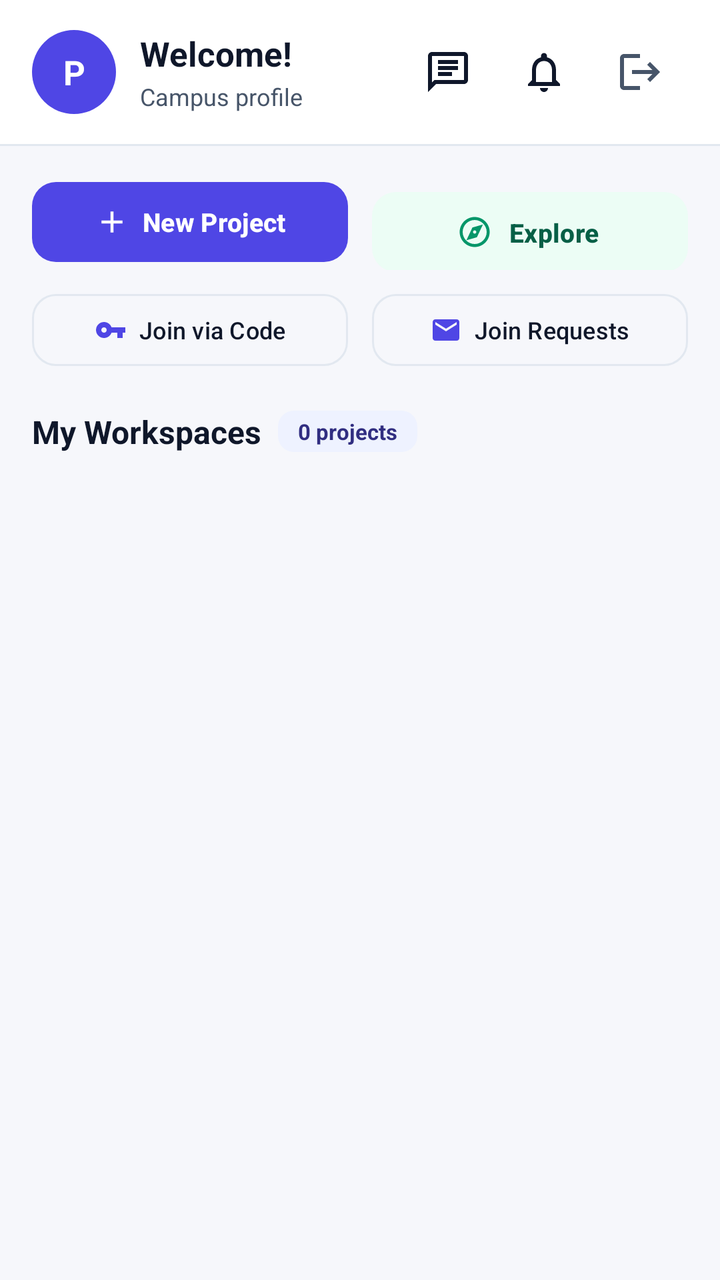
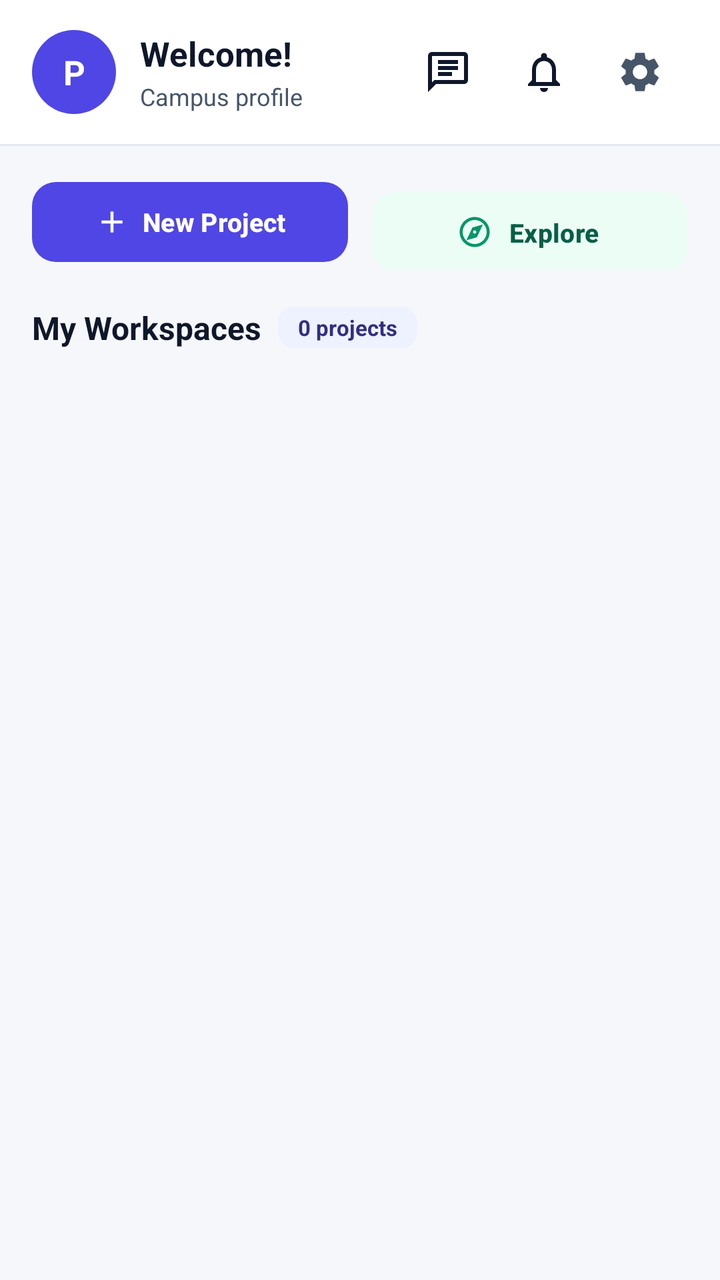

The first picture is an Android layout as it rendered before a commit; the second is the same layout after the commit. The layout source and the unified diff follow.
<!-- AndroidManifest.xml: application theme Theme.ProjectHub -->
<!-- res/layout/activity_main.xml -->
<?xml version="1.0" encoding="utf-8"?>
<androidx.coordinatorlayout.widget.CoordinatorLayout
    xmlns:android="http://schemas.android.com/apk/res/android"
    xmlns:app="http://schemas.android.com/apk/res-auto"
    android:layout_width="match_parent"
    android:layout_height="match_parent"
    android:background="@color/background">

    <LinearLayout
        android:layout_width="match_parent"
        android:layout_height="match_parent"
        android:orientation="vertical">

        
        <LinearLayout
            android:layout_width="match_parent"
            android:layout_height="wrap_content"
            android:background="@color/surface"
            android:orientation="horizontal"
            android:paddingHorizontal="16dp"
            android:paddingVertical="12dp"
            android:gravity="center_vertical">

            <LinearLayout
                android:id="@+id/layoutHeaderProfile"
                android:layout_width="0dp"
                android:layout_height="wrap_content"
                android:layout_weight="1"
                android:minHeight="48dp"
                android:orientation="horizontal"
                android:gravity="center_vertical"
                android:clickable="true"
                android:focusable="true"
                android:background="?android:attr/selectableItemBackground">

                <TextView
                    android:id="@+id/tvUserAvatar"
                    android:layout_width="42dp"
                    android:layout_height="42dp"
                    android:background="@drawable/bg_avatar_circle"
                    android:gravity="center"
                    android:textColor="@color/on_primary"
                    android:textSize="17sp"
                    android:textStyle="bold"
                    android:text="P" />

                <LinearLayout
                    android:layout_width="0dp"
                    android:layout_height="wrap_content"
                    android:layout_weight="1"
                    android:layout_marginStart="12dp"
                    android:orientation="vertical">

                    <TextView
                        android:id="@+id/tvGreeting"
                        android:layout_width="wrap_content"
                        android:layout_height="wrap_content"
                        android:text="Welcome!"
                        android:textSize="17sp"
                        android:textStyle="bold"
                        android:maxLines="1"
                        android:ellipsize="end"
                        android:textColor="@color/text_primary" />

                    <TextView
                        android:id="@+id/tvStudentInfo"
                        android:layout_width="wrap_content"
                        android:layout_height="wrap_content"
                        android:layout_marginTop="2dp"
                        android:text="Campus profile"
                        android:textSize="12sp"
                        android:maxLines="1"
                        android:ellipsize="end"
                        android:textColor="@color/text_secondary" />
                </LinearLayout>
            </LinearLayout>

            
            <FrameLayout
                android:layout_width="48dp"
                android:layout_height="48dp">

                <ImageButton
                    android:id="@+id/btnChats"
                    android:layout_width="48dp"
                    android:layout_height="48dp"
                    android:background="?android:attr/selectableItemBackgroundBorderless"
                    android:src="@drawable/ic_chat"
                    android:padding="12dp"
                    android:contentDescription="Messages" />

                <TextView
                    android:id="@+id/tvChatUnreadBadge"
                    android:layout_width="18dp"
                    android:layout_height="18dp"
                    android:layout_gravity="top|end"
                    android:layout_marginTop="6dp"
                    android:layout_marginEnd="6dp"
                    android:background="@drawable/bg_avatar_circle"
                    android:backgroundTint="@color/primary"
                    android:textColor="@color/on_primary"
                    android:textSize="10sp"
                    android:textStyle="bold"
                    android:gravity="center"
                    android:visibility="gone"
                    android:text="1" />
            </FrameLayout>

            
            <FrameLayout
                android:layout_width="48dp"
                android:layout_height="48dp">

                <ImageButton
                    android:id="@+id/btnNotifications"
                    android:layout_width="48dp"
                    android:layout_height="48dp"
                    android:background="?android:attr/selectableItemBackgroundBorderless"
                    android:src="@drawable/ic_bell"
                    android:padding="12dp"
                    android:contentDescription="Notifications" />

                <TextView
                    android:id="@+id/tvNotificationBadge"
                    android:layout_width="18dp"
                    android:layout_height="18dp"
                    android:layout_gravity="top|end"
                    android:layout_marginTop="6dp"
                    android:layout_marginEnd="6dp"
                    android:background="@drawable/bg_avatar_circle"
                    android:backgroundTint="@color/priority_urgent"
                    android:textColor="#FFFFFF"
                    android:textSize="10sp"
                    android:textStyle="bold"
                    android:gravity="center"
                    android:visibility="gone"
                    android:text="1" />
            </FrameLayout>

            <ImageButton
                android:id="@+id/btnLogout"
                android:layout_width="48dp"
                android:layout_height="48dp"
                android:background="?android:attr/selectableItemBackgroundBorderless"
                android:src="@drawable/ic_logout"
                android:padding="12dp"
                app:tint="@color/text_secondary"
                android:contentDescription="Log out" />
        </LinearLayout>

        <View
            android:layout_width="match_parent"
            android:layout_height="1dp"
            android:background="@color/divider" />

        
        <LinearLayout
            android:layout_width="match_parent"
            android:layout_height="wrap_content"
            android:orientation="vertical"
            android:paddingHorizontal="16dp"
            android:paddingTop="14dp"
            android:paddingBottom="6dp">

            <LinearLayout
                android:layout_width="match_parent"
                android:layout_height="wrap_content"
                android:orientation="horizontal">

                <com.google.android.material.button.MaterialButton
                    android:id="@+id/btnCreateProject"
                    android:layout_width="0dp"
                    android:layout_height="48dp"
                    android:layout_weight="1"
                    android:layout_marginEnd="6dp"
                    android:text="New Project"
                    android:textSize="13sp"
                    android:textStyle="bold"
                    android:maxLines="1"
                    app:icon="@drawable/ic_add"
                    app:iconGravity="textStart"
                    app:iconPadding="6dp"
                    app:iconSize="18dp"
                    app:iconTint="@color/on_primary"
                    app:cornerRadius="12dp" />

                <com.google.android.material.button.MaterialButton
                    android:id="@+id/btnExploreCampus"
                    style="@style/Widget.Material3.Button.TonalButton"
                    android:layout_width="0dp"
                    android:layout_height="48dp"
                    android:layout_weight="1"
                    android:layout_marginStart="6dp"
                    android:text="Explore Campus"
                    android:textSize="13sp"
                    android:textStyle="bold"
                    android:maxLines="1"
                    android:textColor="@color/on_accent_container"
                    app:backgroundTint="@color/accent_light"
                    app:icon="@drawable/ic_explore"
                    app:iconGravity="textStart"
                    app:iconPadding="6dp"
                    app:iconSize="18dp"
                    app:iconTint="@color/accent"
                    app:cornerRadius="12dp" />
            </LinearLayout>

            <LinearLayout
                android:layout_width="match_parent"
                android:layout_height="wrap_content"
                android:layout_marginTop="8dp"
                android:orientation="horizontal">

                <com.google.android.material.button.MaterialButton
                    android:id="@+id/btnJoinProject"
                    style="@style/Widget.Material3.Button.OutlinedButton"
                    android:layout_width="0dp"
                    android:layout_height="44dp"
                    android:layout_weight="1"
                    android:layout_marginEnd="6dp"
                    android:text="Join via Code"
                    android:textSize="12sp"
                    android:maxLines="1"
                    android:textColor="@color/text_primary"
                    app:strokeColor="@color/divider"
                    app:icon="@drawable/ic_key"
                    app:iconGravity="textStart"
                    app:iconPadding="6dp"
                    app:iconSize="16dp"
                    app:iconTint="@color/primary"
                    app:cornerRadius="12dp" />

                <com.google.android.material.button.MaterialButton
                    android:id="@+id/btnManageRequests"
                    style="@style/Widget.Material3.Button.OutlinedButton"
                    android:layout_width="0dp"
                    android:layout_height="44dp"
                    android:layout_weight="1"
                    android:layout_marginStart="6dp"
                    android:text="Join Requests"
                    android:textSize="12sp"
                    android:maxLines="1"
                    android:textColor="@color/text_primary"
                    app:strokeColor="@color/divider"
                    app:icon="@drawable/ic_mail"
                    app:iconGravity="textStart"
                    app:iconPadding="6dp"
                    app:iconSize="16dp"
                    app:iconTint="@color/primary"
                    app:cornerRadius="12dp" />
            </LinearLayout>
        </LinearLayout>

        
        <LinearLayout
            android:layout_width="match_parent"
            android:layout_height="wrap_content"
            android:orientation="horizontal"
            android:gravity="center_vertical"
            android:paddingHorizontal="16dp"
            android:paddingTop="12dp"
            android:paddingBottom="6dp">

            <TextView
                android:layout_width="wrap_content"
                android:layout_height="wrap_content"
                android:text="My Workspaces"
                android:textSize="16sp"
                android:textStyle="bold"
                android:textColor="@color/text_primary" />

            <TextView
                android:id="@+id/tvProjectCountBadge"
                android:layout_width="wrap_content"
                android:layout_height="wrap_content"
                android:layout_marginStart="8dp"
                android:background="@drawable/bg_code_pill"
                android:paddingHorizontal="10dp"
                android:paddingVertical="3dp"
                android:textSize="11sp"
                android:textStyle="bold"
                android:textColor="@color/on_primary_container"
                android:text="0 projects" />
        </LinearLayout>

        <FrameLayout
            android:layout_width="match_parent"
            android:layout_height="0dp"
            android:layout_weight="1">

            <androidx.recyclerview.widget.RecyclerView
                android:id="@+id/rvProjects"
                android:layout_width="match_parent"
                android:layout_height="match_parent"
                android:clipToPadding="false"
                android:paddingTop="4dp"
                android:paddingBottom="24dp" />

            <LinearLayout
                android:id="@+id/layoutEmptyProjects"
                android:layout_width="match_parent"
                android:layout_height="wrap_content"
                android:layout_gravity="center"
                android:orientation="vertical"
                android:gravity="center"
                android:padding="28dp"
                android:visibility="gone">

                <ImageView
                    android:layout_width="56dp"
                    android:layout_height="56dp"
                    android:src="@drawable/ic_launcher_brand"
                    android:alpha="0.85"
                    android:contentDescription="Empty workspaces" />

                <TextView
                    android:layout_width="wrap_content"
                    android:layout_height="wrap_content"
                    android:layout_marginTop="14dp"
                    android:text="No Projects Yet"
                    android:textSize="17sp"
                    android:textStyle="bold"
                    android:textColor="@color/text_primary" />

                <TextView
                    android:layout_width="wrap_content"
                    android:layout_height="wrap_content"
                    android:layout_marginTop="6dp"
                    android:text="Start a workspace from a template or join a campus team with a code."
                    android:textAlignment="center"
                    android:textColor="@color/text_secondary"
                    android:textSize="13sp" />
            </LinearLayout>

            <ProgressBar
                android:id="@+id/pbLoading"
                android:layout_width="wrap_content"
                android:layout_height="wrap_content"
                android:layout_gravity="center" />
        </FrameLayout>
    </LinearLayout>
</androidx.coordinatorlayout.widget.CoordinatorLayout>
<!-- resources referenced by this layout -->
<resources>
  <color name="accent">#059669</color>
  <color name="background">#F6F7FB</color>
  <color name="divider">#E2E8F0</color>
  <color name="on_primary">#FFFFFF</color>
  <color name="primary">#4F46E5</color>
  <color name="surface">#FFFFFF</color>
  <color name="text_primary">#0F172A</color>
  <!-- drawable ic_logout (drawable) -->
  <vector xmlns:android="http://schemas.android.com/apk/res/android"
      android:width="24dp"
      android:height="24dp"
      android:viewportWidth="24"
      android:viewportHeight="24">
    <path
        android:fillColor="@color/text_secondary"
        android:pathData="M17,7l-1.41,1.41L18.17,11H8v2h10.17l-2.58,2.58L17,17l5,-5zM4,5h8V3H4c-1.1,0 -2,0.9 -2,2v14c0,1.1 0.9,2 2,2h8v-2H4V5z"/>
  </vector>
  <!-- drawable ic_mail (drawable) -->
  <vector xmlns:android="http://schemas.android.com/apk/res/android"
      android:width="24dp"
      android:height="24dp"
      android:viewportWidth="24"
      android:viewportHeight="24">
    <path
        android:fillColor="@color/text_primary"
        android:pathData="M20,4H4c-1.1,0 -1.99,0.9 -1.99,2L2,18c0,1.1 0.9,2 2,2h16c1.1,0 2,-0.9 2,-2V6c0,-1.1 -0.9,-2 -2,-2zm0,4l-8,5 -8,-5V6l8,5 8,-5v2z"/>
  </vector>
  <style name="Theme.ProjectHub" parent="Theme.Material3.DayNight.NoActionBar">
          
          <item name="colorPrimary">@color/primary</item>
          <item name="colorOnPrimary">@color/on_primary</item>
          <item name="colorPrimaryContainer">@color/primary_light</item>
          <item name="colorOnPrimaryContainer">@color/on_primary_container</item>
  
          
          <item name="colorSecondary">@color/accent</item>
          <item name="colorOnSecondary">@color/on_accent</item>
          <item name="colorSecondaryContainer">@color/primary_light</item>
          <item name="colorOnSecondaryContainer">@color/on_primary_container</item>
  
          
          <item name="colorTertiary">@color/accent</item>
          <item name="colorOnTertiary">@color/on_accent</item>
          <item name="colorTertiaryContainer">@color/accent_light</item>
          <item name="colorOnTertiaryContainer">@color/on_accent_container</item>
  
          
          <item name="colorSurface">@color/surface</item>
          <item name="colorOnSurface">@color/text_primary</item>
          <item name="colorSurfaceVariant">@color/surface_variant</item>
          <item name="colorOnSurfaceVariant">@color/text_secondary</item>
          <item name="colorSurfaceContainerLowest">@color/surface</item>
          <item name="colorSurfaceContainerLow">@color/background</item>
          <item name="colorSurfaceContainer">@color/surface</item>
          <item name="colorSurfaceContainerHigh">@color/surface_variant</item>
          <item name="colorSurfaceContainerHighest">@color/surface_variant</item>
          <item name="colorOutline">@color/divider</item>
          <item name="colorOutlineVariant">@color/divider</item>
  
          
          <item name="colorError">@color/priority_urgent</item>
          <item name="colorOnError">@color/on_primary</item>
  
          
          <item name="android:windowBackground">@color/background</item>
          <item name="android:statusBarColor">@color/surface</item>
          <item name="android:windowLightStatusBar">true</item>
          <item name="android:navigationBarColor">@color/surface</item>
          <item name="android:textColorPrimary">@color/text_primary</item>
          <item name="android:textColorSecondary">@color/text_secondary</item>
      </style>
  <color name="on_accent">#FFFFFF</color>
  <!-- unchanged entries left out for length: 15 -->
</resources>

<!-- the commit's change to res/layout/activity_main.xml (unified diff, before → after) -->
@@ -138,14 +138,14 @@
             </FrameLayout>
 
             <ImageButton
-                android:id="@+id/btnLogout"
+                android:id="@+id/btnSettings"
                 android:layout_width="48dp"
                 android:layout_height="48dp"
                 android:background="?android:attr/selectableItemBackgroundBorderless"
-                android:src="@drawable/ic_logout"
+                android:src="@drawable/ic_settings"
                 android:padding="12dp"
                 app:tint="@color/text_secondary"
-                android:contentDescription="Log out" />
+                android:contentDescription="Settings" />
         </LinearLayout>
 
         <View
@@ -204,51 +204,6 @@
                     app:iconTint="@color/accent"
                     app:cornerRadius="12dp" />
             </LinearLayout>
-
-            <LinearLayout
-                android:layout_width="match_parent"
-                android:layout_height="wrap_content"
-                android:layout_marginTop="8dp"
-                android:orientation="horizontal">
-
-                <com.google.android.material.button.MaterialButton
-                    android:id="@+id/btnJoinProject"
-                    style="@style/Widget.Material3.Button.OutlinedButton"
-                    android:layout_width="0dp"
-                    android:layout_height="44dp"
-                    android:layout_weight="1"
-                    android:layout_marginEnd="6dp"
-                    android:text="Join via Code"
-                    android:textSize="12sp"
-                    android:maxLines="1"
-                    android:textColor="@color/text_primary"
-                    app:strokeColor="@color/divider"
-                    app:icon="@drawable/ic_key"
-                    app:iconGravity="textStart"
-                    app:iconPadding="6dp"
-                    app:iconSize="16dp"
-                    app:iconTint="@color/primary"
-                    app:cornerRadius="12dp" />
-
-                <com.google.android.material.button.MaterialButton
-                    android:id="@+id/btnManageRequests"
-                    style="@style/Widget.Material3.Button.OutlinedButton"
-                    android:layout_width="0dp"
-                    android:layout_height="44dp"
-                    android:layout_weight="1"
-                    android:layout_marginStart="6dp"
-                    android:text="Join Requests"
-                    android:textSize="12sp"
-                    android:maxLines="1"
-                    android:textColor="@color/text_primary"
-                    app:strokeColor="@color/divider"
-                    app:icon="@drawable/ic_mail"
-                    app:iconGravity="textStart"
-                    app:iconPadding="6dp"
-                    app:iconSize="16dp"
-                    app:iconTint="@color/primary"
-                    app:cornerRadius="12dp" />
-            </LinearLayout>
         </LinearLayout>
 
         
@@ -330,6 +285,22 @@
                     android:textAlignment="center"
                     android:textColor="@color/text_secondary"
                     android:textSize="13sp" />
+
+                <com.google.android.material.button.MaterialButton
+                    android:id="@+id/btnEmptyJoinCode"
+                    style="@style/Widget.Material3.Button.OutlinedButton"
+                    android:layout_width="wrap_content"
+                    android:layout_height="42dp"
+                    android:layout_marginTop="14dp"
+                    android:text="Join via Code"
+                    android:textSize="13sp"
+                    android:textColor="@color/text_primary"
+                    app:strokeColor="@color/divider"
+                    app:icon="@drawable/ic_key"
+                    app:iconPadding="6dp"
+                    app:iconSize="16dp"
+                    app:iconTint="@color/primary"
+                    app:cornerRadius="12dp" />
             </LinearLayout>
 
             <ProgressBar
<!-- resource entries referenced after the edit -->
@@ -7,25 +7,15 @@
   <color name="primary">#4F46E5</color>
   <color name="surface">#FFFFFF</color>
   <color name="text_primary">#0F172A</color>
-  <!-- drawable ic_logout (drawable) -->
+  <!-- drawable ic_settings (drawable) -->
   <vector xmlns:android="http://schemas.android.com/apk/res/android"
       android:width="24dp"
       android:height="24dp"
       android:viewportWidth="24"
       android:viewportHeight="24">
-    <path
-        android:fillColor="@color/text_secondary"
-        android:pathData="M17,7l-1.41,1.41L18.17,11H8v2h10.17l-2.58,2.58L17,17l5,-5zM4,5h8V3H4c-1.1,0 -2,0.9 -2,2v14c0,1.1 0.9,2 2,2h8v-2H4V5z"/>
-  </vector>
-  <!-- drawable ic_mail (drawable) -->
-  <vector xmlns:android="http://schemas.android.com/apk/res/android"
-      android:width="24dp"
-      android:height="24dp"
-      android:viewportWidth="24"
-      android:viewportHeight="24">
-    <path
-        android:fillColor="@color/text_primary"
-        android:pathData="M20,4H4c-1.1,0 -1.99,0.9 -1.99,2L2,18c0,1.1 0.9,2 2,2h16c1.1,0 2,-0.9 2,-2V6c0,-1.1 -0.9,-2 -2,-2zm0,4l-8,5 -8,-5V6l8,5 8,-5v2z"/>
+      <path
+          android:fillColor="@color/text_primary"
+          android:pathData="M19.14,12.94c0.04,-0.3 0.06,-0.61 0.06,-0.94 0,-0.32 -0.02,-0.64 -0.07,-0.94l2.03,-1.58c0.18,-0.14 0.23,-0.41 0.12,-0.61l-1.92,-3.32c-0.12,-0.22 -0.37,-0.29 -0.59,-0.22l-2.39,0.96c-0.5,-0.38 -1.03,-0.7 -1.62,-0.94L14.4,2.81c-0.04,-0.24 -0.24,-0.41 -0.48,-0.41h-3.84c-0.24,0 -0.43,0.17 -0.47,0.41L9.25,5.35C8.66,5.59 8.12,5.92 7.63,6.29L5.24,5.33c-0.22,-0.08 -0.47,0 -0.59,0.22L2.74,8.87C2.62,9.08 2.66,9.34 2.86,9.48l2.03,1.58C4.84,11.36 4.8,11.69 4.8,12s0.02,0.64 0.07,0.94l-2.03,1.58c-0.18,0.14 -0.23,0.41 -0.12,0.61l1.92,3.32c0.12,0.22 0.37,0.29 0.59,0.22l2.39,-0.96c0.5,0.38 1.03,0.7 1.62,0.94l0.36,2.54c0.05,0.24 0.24,0.41 0.48,0.41h3.84c0.24,0 0.44,-0.17 0.47,-0.41l0.36,-2.54c0.59,-0.24 1.13,-0.56 1.62,-0.94l2.39,0.96c0.22,0.08 0.47,0 0.59,-0.22l1.92,-3.32c0.12,-0.22 0.07,-0.47 -0.12,-0.61l-2.01,-1.58zM12,15.6c-1.98,0 -3.6,-1.62 -3.6,-3.6s1.62,-3.6 3.6,-3.6 3.6,1.62 3.6,3.6 -1.62,3.6 -3.6,3.6z" />
   </vector>
   <style name="Theme.ProjectHub" parent="Theme.Material3.DayNight.NoActionBar">
           
@@ -68,6 +58,8 @@
           <item name="android:statusBarColor">@color/surface</item>
           <item name="android:windowLightStatusBar">true</item>
           <item name="android:navigationBarColor">@color/surface</item>
+          <item name="android:windowLightNavigationBar" tools:targetApi="o_mr1">true</item>
+          <item name="android:forceDarkAllowed" tools:targetApi="q">false</item>
           <item name="android:textColorPrimary">@color/text_primary</item>
           <item name="android:textColorSecondary">@color/text_secondary</item>
       </style>
